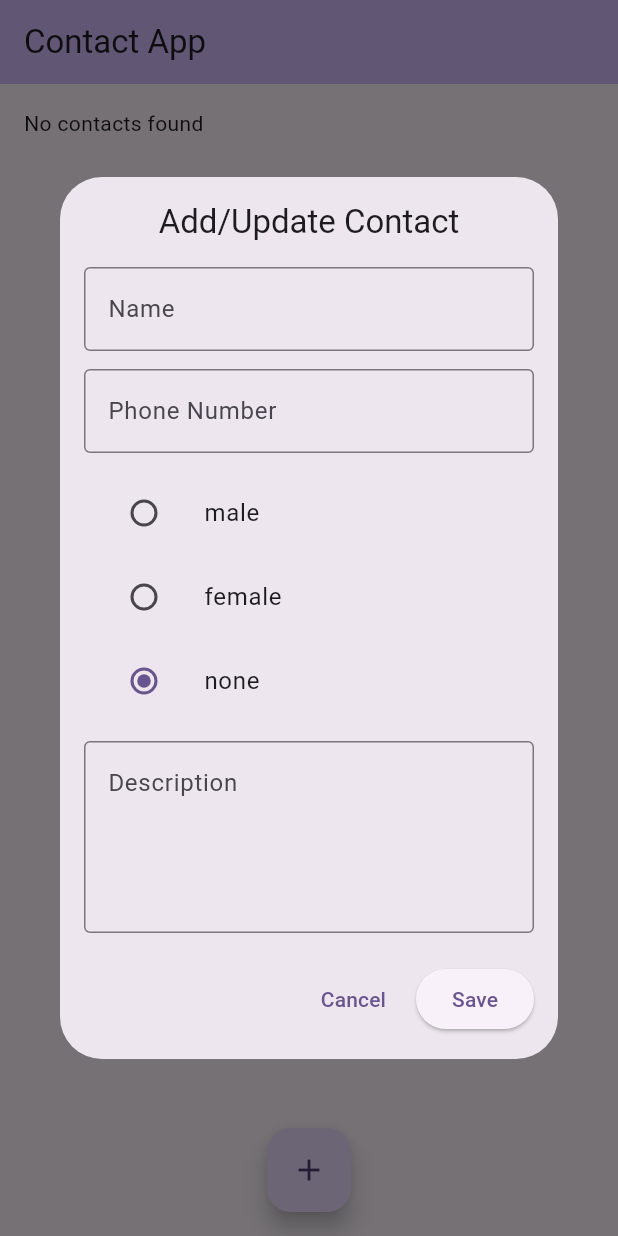
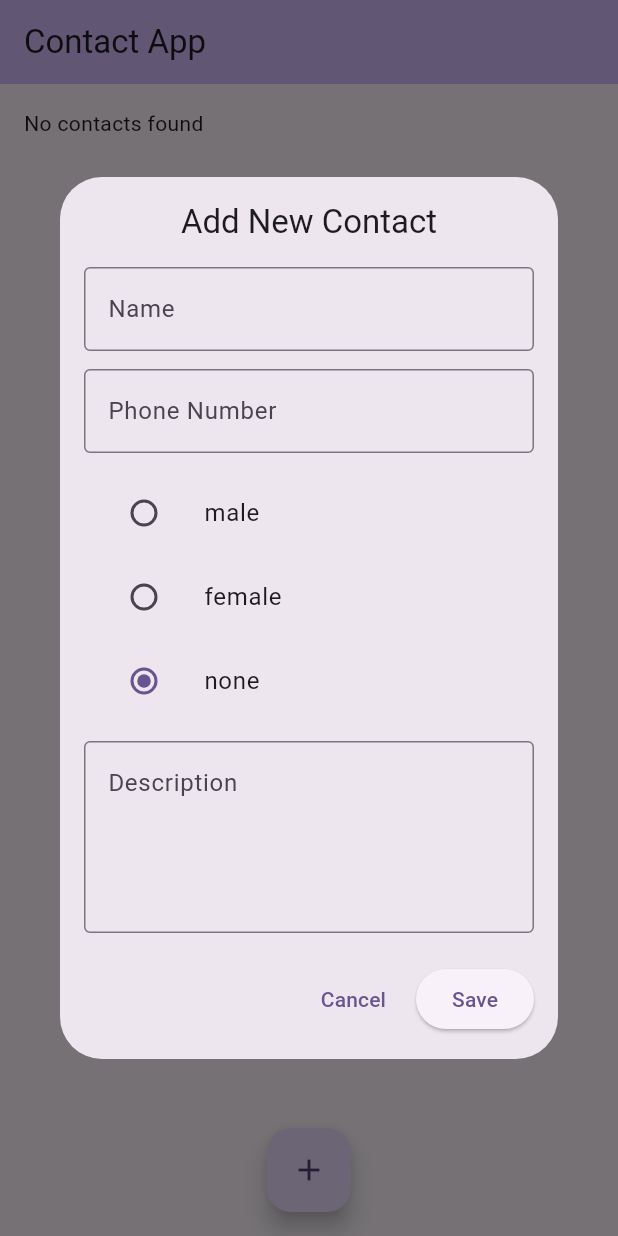
Before and after one commit to LeoDoesCode17/flutter-contact-app, a Flutter app: the screen it shows after launch, after a tap on the "add" icon, on a phone screen of 412 x 824 dp. Run offline on Flutter 3.47's test engine with Material 3 defaults, Android fonts, the phone set to English and light mode, and no system bars; our stand-ins replace sqflite; accounts and stored records are empty.

Commit message:
feat: add new property title in contact form dialog

```diff
--- a/lib/presentation/pages/home_page.dart
+++ b/lib/presentation/pages/home_page.dart
@@ -43,6 +43,7 @@ class HomePage extends StatelessWidget {
         onPressed: () => showDialog<String>(
           context: context,
           builder: (BuildContext context) => ContactFormDialog(
+            title: 'Add New Contact',
             contact: Contact(
               name: '',
               phoneNumber: '',
--- a/lib/presentation/widgets/contact_form_dialog.dart
+++ b/lib/presentation/widgets/contact_form_dialog.dart
@@ -5,10 +5,12 @@ import 'package:flutter/material.dart';
 class ContactFormDialog extends StatefulWidget {
   final Contact contact;
   final Function(Contact) onSubmit;
+  final String title;
   const ContactFormDialog({
     super.key,
     required this.contact,
     required this.onSubmit,
+    required this.title,
   });
 
   @override
@@ -62,7 +64,7 @@ class _ContactFormDialogState extends State<ContactFormDialog> {
             mainAxisAlignment: MainAxisAlignment.center,
             children: <Widget>[
               Text(
-                'Add/Update Contact',
+                widget.title,
                 style: Theme.of(context).textTheme.titleLarge,
               ),
               const SizedBox(height: 16),
```
